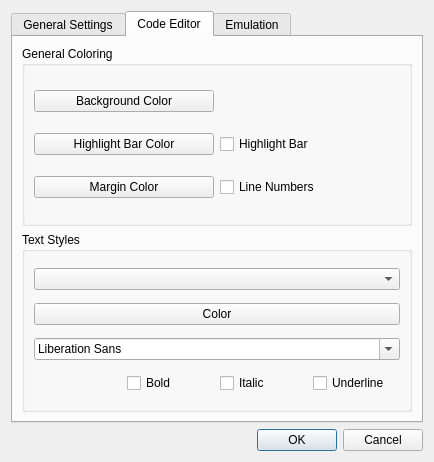
Qt form environmentsettingsdialog.ui (christopherpow/nesicide) before a commit.
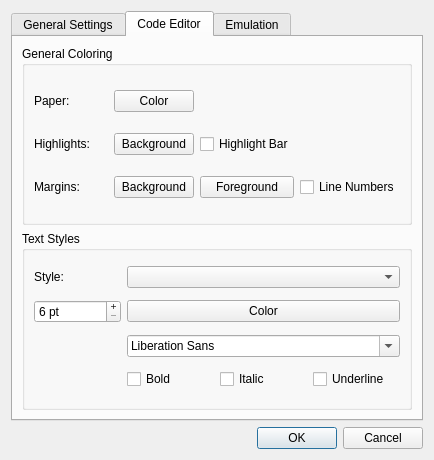
The same form after that commit. The open tabs and pages were chosen to show the change. Icons and pictures are not drawn.

Commit message: Adding margin foreground color settings and font size setting to Environment Settings

```diff
--- a/environmentsettingsdialog.ui
+++ b/environmentsettingsdialog.ui
@@ -7,14 +7,24 @@
     <x>0</x>
     <y>0</y>
     <width>389</width>
-    <height>462</height>
+    <height>460</height>
    </rect>
   </property>
   <property name="windowTitle">
    <string>Environment Settings</string>
   </property>
   <layout class="QGridLayout" name="gridLayout_2">
-   <item row="0" column="0">
+   <item row="2" column="0">
+    <widget class="QDialogButtonBox" name="buttonBox">
+     <property name="orientation">
+      <enum>Qt::Horizontal</enum>
+     </property>
+     <property name="standardButtons">
+      <set>QDialogButtonBox::Cancel|QDialogButtonBox::Ok</set>
+     </property>
+    </widget>
+   </item>
+   <item row="1" column="0">
     <widget class="QTabWidget" name="tabWidget">
      <property name="currentIndex">
       <number>0</number>
@@ -157,41 +167,69 @@
           <string>General Coloring</string>
          </property>
          <layout class="QGridLayout" name="gridLayout_16">
-          <item row="0" column="0">
+          <item row="0" column="1">
            <widget class="QPushButton" name="backgroundColor">
             <property name="text">
-             <string>Background Color</string>
+             <string>Color</string>
             </property>
            </widget>
           </item>
-          <item row="1" column="0">
+          <item row="1" column="1">
            <widget class="QPushButton" name="highlightBarColor">
             <property name="text">
-             <string>Highlight Bar Color</string>
-            </property>
-           </widget>
-          </item>
-          <item row="2" column="0">
-           <widget class="QPushButton" name="marginColor">
-            <property name="text">
-             <string>Margin Color</string>
-            </property>
-           </widget>
-          </item>
-          <item row="1" column="1">
-           <widget class="QCheckBox" name="showHighlightBar">
-            <property name="text">
-             <string>Highlight Bar</string>
+             <string>Background</string>
             </property>
            </widget>
           </item>
           <item row="2" column="1">
+           <widget class="QPushButton" name="marginBackgroundColor">
+            <property name="text">
+             <string>Background</string>
+            </property>
+           </widget>
+          </item>
+          <item row="2" column="3">
            <widget class="QCheckBox" name="showLineNumberMargin">
             <property name="text">
              <string>Line Numbers</string>
             </property>
            </widget>
           </item>
+          <item row="2" column="2">
+           <widget class="QPushButton" name="marginForegroundColor">
+            <property name="text">
+             <string>Foreground</string>
+            </property>
+           </widget>
+          </item>
+          <item row="1" column="2">
+           <widget class="QCheckBox" name="showHighlightBar">
+            <property name="text">
+             <string>Highlight Bar</string>
+            </property>
+           </widget>
+          </item>
+          <item row="2" column="0">
+           <widget class="QLabel" name="label">
+            <property name="text">
+             <string>Margins:</string>
+            </property>
+           </widget>
+          </item>
+          <item row="1" column="0">
+           <widget class="QLabel" name="label_2">
+            <property name="text">
+             <string>Highlights:</string>
+            </property>
+           </widget>
+          </item>
+          <item row="0" column="0">
+           <widget class="QLabel" name="label_3">
+            <property name="text">
+             <string>Paper:</string>
+            </property>
+           </widget>
+          </item>
          </layout>
         </widget>
        </item>
@@ -201,40 +239,63 @@
           <string>Text Styles</string>
          </property>
          <layout class="QGridLayout" name="gridLayout_17">
-          <item row="0" column="0" colspan="4">
-           <widget class="QComboBox" name="styleName"/>
-          </item>
-          <item row="1" column="0" colspan="4">
-           <widget class="QPushButton" name="styleColor">
-            <property name="text">
-             <string>Color</string>
-            </property>
-           </widget>
-          </item>
-          <item row="2" column="0" colspan="4">
-           <widget class="QFontComboBox" name="styleFont"/>
-          </item>
-          <item row="4" column="2">
+          <item row="6" column="2">
            <widget class="QCheckBox" name="fontItalic">
             <property name="text">
              <string>Italic</string>
             </property>
            </widget>
           </item>
-          <item row="4" column="1">
+          <item row="6" column="1">
            <widget class="QCheckBox" name="fontBold">
             <property name="text">
              <string>Bold</string>
             </property>
            </widget>
           </item>
-          <item row="4" column="3">
+          <item row="6" column="3">
            <widget class="QCheckBox" name="fontUnderline">
             <property name="text">
              <string>Underline</string>
             </property>
            </widget>
           </item>
+          <item row="1" column="0">
+           <widget class="QLabel" name="label_4">
+            <property name="text">
+             <string>Style:</string>
+            </property>
+           </widget>
+          </item>
+          <item row="1" column="1" colspan="3">
+           <widget class="QComboBox" name="styleName"/>
+          </item>
+          <item row="2" column="1" colspan="3">
+           <widget class="QPushButton" name="styleColor">
+            <property name="text">
+             <string>Color</string>
+            </property>
+           </widget>
+          </item>
+          <item row="3" column="1" colspan="3">
+           <widget class="QFontComboBox" name="styleFont"/>
+          </item>
+          <item row="2" column="0">
+           <widget class="QSpinBox" name="fontSize">
+            <property name="buttonSymbols">
+             <enum>QAbstractSpinBox::PlusMinus</enum>
+            </property>
+            <property name="suffix">
+             <string> pt</string>
+            </property>
+            <property name="minimum">
+             <number>6</number>
+            </property>
+            <property name="maximum">
+             <number>36</number>
+            </property>
+           </widget>
+          </item>
          </layout>
         </widget>
        </item>
@@ -412,16 +473,6 @@
      </widget>
     </widget>
    </item>
-   <item row="1" column="0">
-    <widget class="QDialogButtonBox" name="buttonBox">
-     <property name="orientation">
-      <enum>Qt::Horizontal</enum>
-     </property>
-     <property name="standardButtons">
-      <set>QDialogButtonBox::Cancel|QDialogButtonBox::Ok</set>
-     </property>
-    </widget>
-   </item>
   </layout>
  </widget>
  <resources>
```
Left out of the diff: 2 changed lines with no effect on the pictures. The commit also changes 5 other files.
